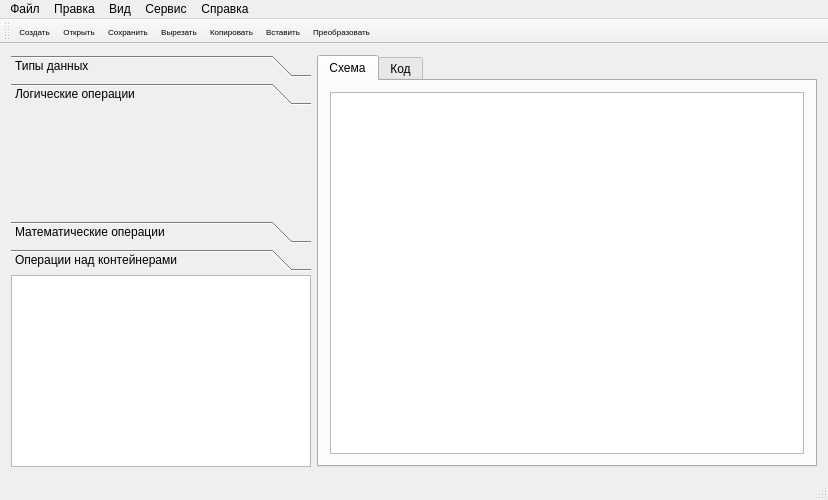
First picture: the form in Spindle/mainwindow.ui, repository SpindleGit/SpindleGit, before the edit.
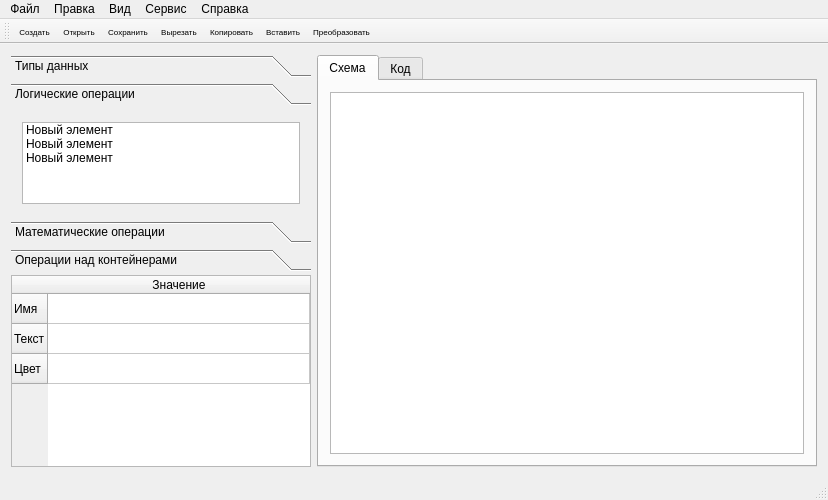
Second picture: the form after the edit. The open tabs and pages were chosen to show the change. Icons and pictures are not drawn.

What changed in the file:
```diff
--- a/Spindle/mainwindow.ui
+++ b/Spindle/mainwindow.ui
@@ -108,6 +108,47 @@
          <attribute name="label">
           <string>Логические операции </string>
          </attribute>
+         <layout class="QHBoxLayout" name="horizontalLayout_5">
+          <item>
+           <widget class="QListWidget" name="listWidget_2">
+            <property name="dragEnabled">
+             <bool>false</bool>
+            </property>
+            <property name="dragDropOverwriteMode">
+             <bool>true</bool>
+            </property>
+            <property name="dragDropMode">
+             <enum>QAbstractItemView::DragOnly</enum>
+            </property>
+            <property name="defaultDropAction">
+             <enum>Qt::CopyAction</enum>
+            </property>
+            <item>
+             <property name="text">
+              <string>Новый элемент</string>
+             </property>
+             <property name="icon">
+              <iconset resource="myres.qrc">
+               <normaloff>:/resources/images/items/01.png</normaloff>:/resources/images/items/01.png</iconset>
+             </property>
+            </item>
+            <item>
+             <property name="text">
+              <string>Новый элемент</string>
+             </property>
+             <property name="icon">
+              <iconset resource="myres.qrc">
+               <normaloff>:/resources/images/items/02.png</normaloff>:/resources/images/items/02.png</iconset>
+             </property>
+            </item>
+            <item>
+             <property name="text">
+              <string>Новый элемент</string>
+             </property>
+            </item>
+           </widget>
+          </item>
+         </layout>
         </widget>
         <widget class="QWidget" name="page_2_math_op">
          <property name="geometry">
@@ -151,6 +192,127 @@
           <height>0</height>
          </size>
         </property>
+        <property name="mouseTracking">
+         <bool>false</bool>
+        </property>
+        <property name="tabletTracking">
+         <bool>false</bool>
+        </property>
+        <property name="acceptDrops">
+         <bool>false</bool>
+        </property>
+        <property name="layoutDirection">
+         <enum>Qt::LeftToRight</enum>
+        </property>
+        <property name="autoFillBackground">
+         <bool>false</bool>
+        </property>
+        <property name="sizeAdjustPolicy">
+         <enum>QAbstractScrollArea::AdjustIgnored</enum>
+        </property>
+        <property name="autoScrollMargin">
+         <number>16</number>
+        </property>
+        <property name="dragEnabled">
+         <bool>false</bool>
+        </property>
+        <property name="textElideMode">
+         <enum>Qt::ElideLeft</enum>
+        </property>
+        <property name="verticalScrollMode">
+         <enum>QAbstractItemView::ScrollPerItem</enum>
+        </property>
+        <property name="gridStyle">
+         <enum>Qt::SolidLine</enum>
+        </property>
+        <property name="sortingEnabled">
+         <bool>false</bool>
+        </property>
+        <attribute name="horizontalHeaderVisible">
+         <bool>true</bool>
+        </attribute>
+        <attribute name="horizontalHeaderCascadingSectionResizes">
+         <bool>true</bool>
+        </attribute>
+        <attribute name="horizontalHeaderDefaultSectionSize">
+         <number>75</number>
+        </attribute>
+        <attribute name="horizontalHeaderHighlightSections">
+         <bool>true</bool>
+        </attribute>
+        <attribute name="horizontalHeaderMinimumSectionSize">
+         <number>30</number>
+        </attribute>
+        <attribute name="horizontalHeaderShowSortIndicator" stdset="0">
+         <bool>false</bool>
+        </attribute>
+        <attribute name="horizontalHeaderStretchLastSection">
+         <bool>true</bool>
+        </attribute>
+        <attribute name="verticalHeaderVisible">
+         <bool>true</bool>
+        </attribute>
+        <attribute name="verticalHeaderCascadingSectionResizes">
+         <bool>false</bool>
+        </attribute>
+        <attribute name="verticalHeaderDefaultSectionSize">
+         <number>30</number>
+        </attribute>
+        <attribute name="verticalHeaderHighlightSections">
+         <bool>true</bool>
+        </attribute>
+        <attribute name="verticalHeaderMinimumSectionSize">
+         <number>14</number>
+        </attribute>
+        <attribute name="verticalHeaderShowSortIndicator" stdset="0">
+         <bool>false</bool>
+        </attribute>
+        <attribute name="verticalHeaderStretchLastSection">
+         <bool>false</bool>
+        </attribute>
+        <row>
+         <property name="text">
+          <string>Имя</string>
+         </property>
+        </row>
+        <row>
+         <property name="text">
+          <string>Текст</string>
+         </property>
+        </row>
+        <row>
+         <property name="text">
+          <string>Цвет</string>
+         </property>
+        </row>
+        <column>
+         <property name="text">
+          <string>Значение</string>
+         </property>
+        </column>
+        <item row="2" column="0">
+         <property name="text">
+          <string/>
+         </property>
+         <property name="background">
+          <brush brushstyle="NoBrush">
+           <color alpha="255">
+            <red>0</red>
+            <green>0</green>
+            <blue>0</blue>
+           </color>
+          </brush>
+         </property>
+         <property name="foreground">
+          <brush brushstyle="NoBrush">
+           <color alpha="255">
+            <red>0</red>
+            <green>0</green>
+            <blue>0</blue>
+           </color>
+          </brush>
+         </property>
+        </item>
        </widget>
       </item>
      </layout>
```
Left out of the diff: 36 changed lines with no effect on the pictures.
